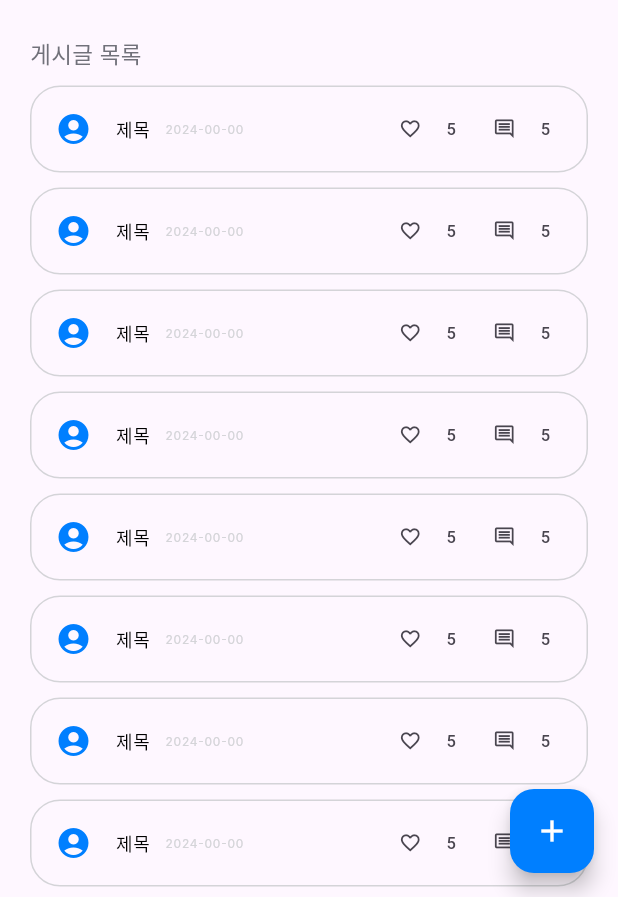
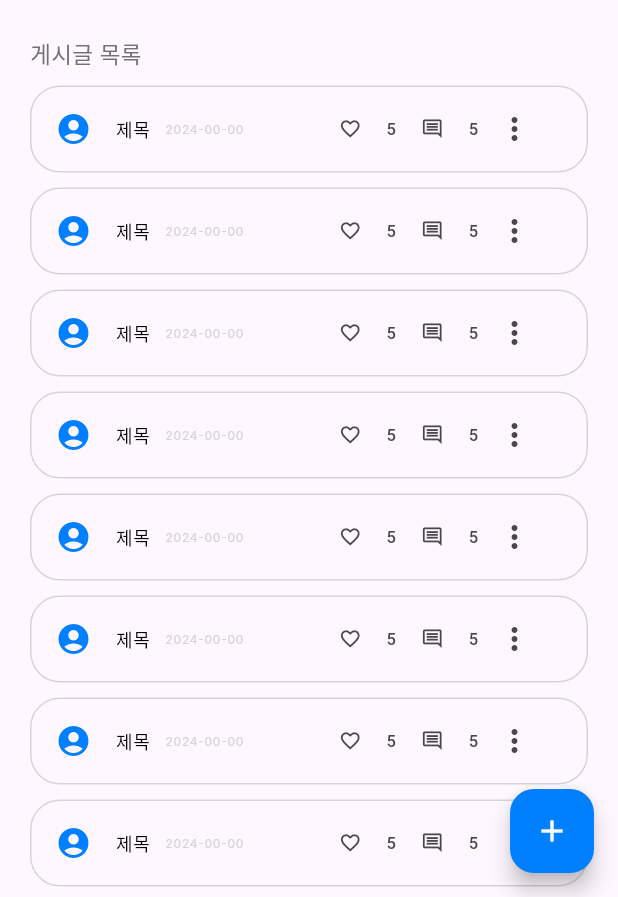
Before and after one commit to nonamed-plyma/Plyma_Flutter, a Flutter app: the MainScreen screen opened directly, on a phone screen of 412 x 824 dp, the part 339-1236 px from its top. Run offline on Flutter 3.47's test engine with Material 3 defaults, Android fonts, the phone set to English and light mode, and no system bars.

Commit message:
📝 :: [#18] 게시글 리스트 위젯 수정

```diff
--- a/lib/common/widget/post_listview.dart
+++ b/lib/common/widget/post_listview.dart
@@ -48,7 +48,6 @@ class PostListview extends StatelessWidget {
                     ),
                   ),
                   const Text('5'),
-                  const SizedBox(width: 8),
                   IconButton(
                     onPressed: () {},
                     icon: const Icon(
@@ -57,6 +56,12 @@ class PostListview extends StatelessWidget {
                     ),
                   ),
                   const Text('5'),
+                  IconButton(
+                      onPressed: () {},
+                      icon: const Icon(
+                          Icons.more_vert_rounded,
+                      ),
+                  ),
                 ],
               ),
               onTap: () {},
```
